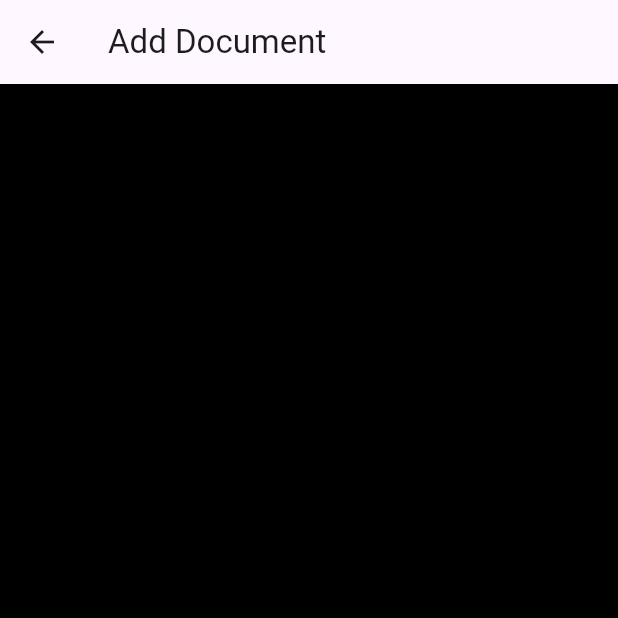
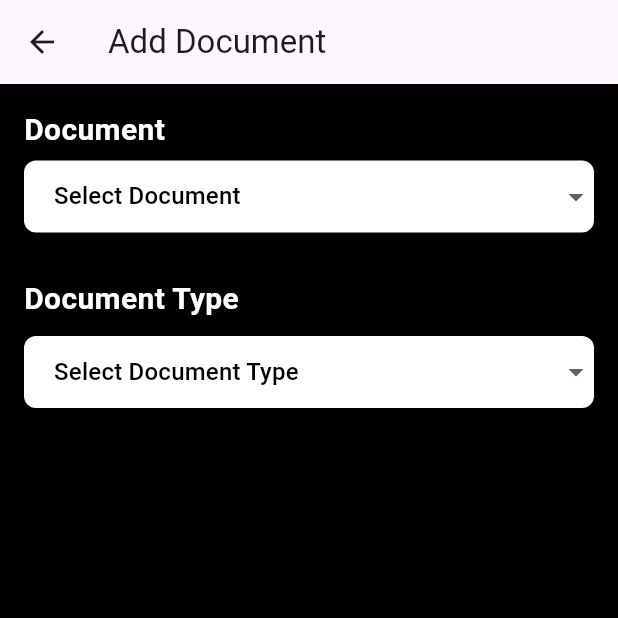
Before and after one commit to kareenajain12/doc_manager, a Flutter app: the AddDocumentScreen screen opened directly, on a phone screen of 412 x 824 dp, the top half of it. Run offline on Flutter 3.47's test engine with Material 3 defaults, Android fonts, the phone set to English and light mode, and no system bars; our stand-ins replace firebase_auth, firebase_core; accounts and stored records are empty.

Commit message:
add document screen - wip

```diff
--- a/lib/module/add_document/add_document_screen.dart
+++ b/lib/module/add_document/add_document_screen.dart
@@ -1,4 +1,4 @@
-import 'package:flutter/cupertino.dart';
+import 'package:doc_manager/widgets/dropdowns/custom_dropdown.dart';
 import 'package:flutter/material.dart';
 
 class AddDocumentScreen extends StatefulWidget {
@@ -9,12 +9,137 @@ class AddDocumentScreen extends StatefulWidget {
 }
 
 class _AddDocumentScreenState extends State<AddDocumentScreen> {
+  List<String> documentType = [
+    "ID",
+    "Academic",
+    "Reports",
+    "Certificates",
+    "Others",
+  ];
+  List<String> documentList = [
+    "Aadhar Card",
+    "Pan Card",
+    "Driving License",
+    "Voter ID",
+    "College ID",
+    "Others",
+  ];
+  String? selectedDocument;
+  String? selectedDocumentType;
+
+  final TextEditingController _documentNameController = TextEditingController();
+
   @override
   Widget build(BuildContext context) {
     return Scaffold(
       appBar: AppBar(
         title: const Text("Add Document"),
       ),
+      body: Padding(
+        padding: const EdgeInsets.only(left: 16, right: 16, top: 16),
+        child: Column(
+          crossAxisAlignment: CrossAxisAlignment.start,
+          children: [
+            const Padding(
+              padding: EdgeInsets.only(bottom: 6),
+              child: Text(
+                "Document",
+                style: TextStyle(
+                  color: Colors.white,
+                  fontSize: 20,
+                  fontWeight: FontWeight.w600,
+                ),
+              ),
+            ),
+            CustomDropDown(
+              dropdowmList: documentList,
+              selectedValue: selectedDocument,
+              hint: "Select Document",
+              onChanged: (value) {
+                setState(() {
+                  selectedDocument = value;
+                });
+              },
+            ),
+            selectedDocument == "Others"
+                ? Padding(
+                    padding: const EdgeInsets.only(top: 30),
+                    child: Column(
+                      crossAxisAlignment: CrossAxisAlignment.start,
+                      children: [
+                        const Padding(
+                          padding: EdgeInsets.only(bottom: 10),
+                          child: Text(
+                            "Document Name",
+                            style: TextStyle(
+                              color: Colors.white,
+                              fontSize: 20,
+                              fontWeight: FontWeight.w600,
+                            ),
+                          ),
+                        ),
+                        TextField(
+                          controller: _documentNameController,
+                          onTapOutside: (event) {
+                            FocusManager.instance.primaryFocus?.unfocus();
+                          },
+                          cursorColor: Colors.white,
+                          style: const TextStyle(
+                              color: Colors.white, fontSize: 20),
+                          decoration: InputDecoration(
+                            isDense: true,
+                            hintStyle: const TextStyle(
+                              color: Colors.white24,
+                              fontSize: 17,
+                            ),
+                            hintText: 'Enter Document Name',
+                            enabledBorder: OutlineInputBorder(
+                              borderSide: const BorderSide(color: Colors.grey),
+                              borderRadius: BorderRadius.circular(15),
+                            ),
+                            focusedBorder: OutlineInputBorder(
+                              borderSide: const BorderSide(
+                                color: Colors.blueGrey,
+                                width: 2,
+                              ),
+                              borderRadius: BorderRadius.circular(15),
+                            ),
+                            errorBorder: OutlineInputBorder(
+                              borderSide: const BorderSide(
+                                color: Colors.red,
+                                width: 2,
+                              ),
+                              borderRadius: BorderRadius.circular(10),
+                            ),
+                          ),
+                        ),
+                      ],
+                    ),
+                  )
+                : const SizedBox(),
+            const Padding(
+              padding: EdgeInsets.only(bottom: 10, top: 30),
+              child: Text(
+                "Document Type",
+                style: TextStyle(
+                  color: Colors.white,
+                  fontSize: 20,
+                  fontWeight: FontWeight.w600,
+                ),
+              ),
+            ),
+            CustomDropDown(
+                dropdowmList: documentType,
+                selectedValue: selectedDocumentType,
+                hint: "Select Document Type",
+                onChanged: (value) {
+                  setState(() {
+                    selectedDocumentType = value;
+                  });
+                })
+          ],
+        ),
+      ),
     );
   }
 }
--- /dev/null
+++ b/lib/widgets/dropdowns/custom_dropdown.dart
@@ -0,0 +1,42 @@
+import 'package:flutter/material.dart';
+
+class CustomDropDown extends StatelessWidget {
+  final List<String> dropdowmList;
+  final String? selectedValue;
+  final Function(String?)? onChanged;
+  final String? hint;
+
+  const CustomDropDown({
+    super.key,
+    required this.dropdowmList,
+    required this.selectedValue,
+    required this.onChanged,
+    this.hint
+  });
+
+  @override
+  Widget build(BuildContext context) {
+    return Container(
+      width: MediaQuery.of(context).size.width,
+      decoration: BoxDecoration(
+          color: Colors.white, borderRadius: BorderRadius.circular(8)),
+      child: DropdownButtonHideUnderline(
+        child: DropdownButton<String>(
+          value: selectedValue,
+          isExpanded: true,
+          padding: const EdgeInsets.only(
+            left: 20,
+          ),
+          hint: hint != null ?  Text(hint!,style: TextStyle(color: Colors.black),) : null,
+          items: dropdowmList.map((String document) {
+            return DropdownMenuItem<String>(
+              value: document,
+              child: Text(document),
+            );
+          }).toList(),
+          onChanged: onChanged
+        ),
+      ),
+    );
+  }
+}
```
